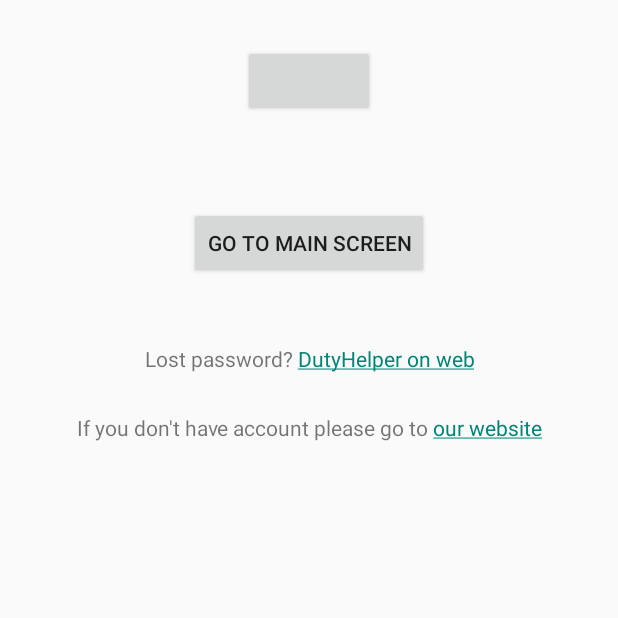
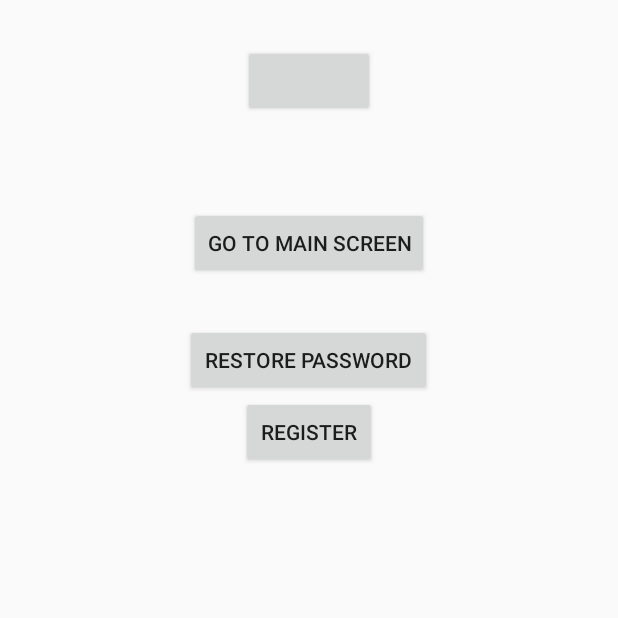
Before and after one commit to mariiaVoitenko/dutyHelperAndroid, an Android app: the screen it shows after launch (RPLoginActivity), on a phone screen of 412 x 824 dp, the top half of it. Run offline under Robolectric (Android 15) with nearby library versions, the phone set to English and light mode, and no system bars; libraries missing offline, so code that uses them is left out: com.facebook, com.facebook.login; plain views replace LoginButton; 9 statements that could not run were skipped.

```diff
--- a/app/src/main/java/com/voitenko/dutyhelper/ConstantsContainer.java
+++ b/app/src/main/java/com/voitenko/dutyhelper/ConstantsContainer.java
@@ -5,7 +5,9 @@ import android.os.Environment;
 public class ConstantsContainer {
     public static final String USER_ID = "userId";
     public static final String DUTY_ID = "dutyId";
-    public static final String ENDPOINT = /*"http://dutyhelper-mielientiev.rhcloud.com/"*/"http://10.0.3.2:8080";
+    public static final String ENDPOINT = "http://dutyhelper-mielientiev.rhcloud.com/";
+    public static final String RESTORE_PASSWORD_LINK = "http://dutyhelper-mielientiev.rhcloud.com/#/reset/request/";
+    public static final String REGISTER_LINK = "http://dutyhelper-mielientiev.rhcloud.com/#/register/";
     public static final String FILEPATH = Environment.getExternalStoragePublicDirectory(Environment.DIRECTORY_DOWNLOADS) + "/" + "email.txt";
     public static final String FILEPATH_ID = Environment.getExternalStoragePublicDirectory(Environment.DIRECTORY_DOWNLOADS) + "/" + "id.txt";
 
--- a/app/src/main/java/com/voitenko/dutyhelper/activities/MainActivity.java
+++ b/app/src/main/java/com/voitenko/dutyhelper/activities/MainActivity.java
@@ -85,8 +85,7 @@ public class MainActivity extends ActionBarActivity {
         mCreateDutyButton.setOnClickListener(new View.OnClickListener() {
             @Override
             public void onClick(View v) {
-                Intent create = new Intent(MainActivity.this, CreateDutyActivity.class);
-                startActivity(create);
+                startActivity(new Intent(MainActivity.this, CreateDutyActivity.class));
             }
         });
     }
--- a/app/src/main/java/com/voitenko/dutyhelper/activities/RPLoginActivity.java
+++ b/app/src/main/java/com/voitenko/dutyhelper/activities/RPLoginActivity.java
@@ -5,6 +5,7 @@ import android.content.Intent;
 import android.content.pm.PackageInfo;
 import android.content.pm.PackageManager;
 import android.content.pm.Signature;
+import android.net.Uri;
 import android.os.Bundle;
 import android.text.Html;
 import android.text.method.LinkMovementMethod;
@@ -44,6 +45,8 @@ public class RPLoginActivity extends Activity {
     //facebook callbacks manager
     private CallbackManager mCallbackManager;
     private Button mGoToMainButton;
+    private Button mRegisterButton;
+    private Button mRestorePasswordButton;
     private LoginButton mFbLoginButton;
 
     private FacebookCallback<LoginResult> mCallback = new FacebookCallback<LoginResult>() {
@@ -76,8 +79,19 @@ public class RPLoginActivity extends Activity {
         setContentView(R.layout.activity_login);
 
         mFbLoginButton = (LoginButton) findViewById(R.id.login_button);
+        mRegisterButton = (Button) findViewById(R.id.registrate);
+        mRestorePasswordButton = (Button) findViewById(R.id.lostpassword);
+
+        if (UserManager.isProfileValid(RPLoginActivity.this)) {
+            mRegisterButton.setVisibility(View.GONE);
+            mRestorePasswordButton.setVisibility(View.GONE);
+        }
+        else{
+            mRegisterButton.setVisibility(View.VISIBLE);
+            mRestorePasswordButton.setVisibility(View.VISIBLE);
+        }
+
         mFbLoginButton.setReadPermissions(Arrays.asList("public_profile, email, user_birthday, user_friends"));
-       // mFbLoginButton.registerCallback(mCallbackManager, mCallback);
         // Callback registration
         mFbLoginButton.registerCallback(mCallbackManager, new FacebookCallback<LoginResult>() {
             @Override
@@ -140,6 +154,24 @@ public class RPLoginActivity extends Activity {
             }
         });
 
+        mRegisterButton.setOnClickListener(new View.OnClickListener() {
+            @Override
+            public void onClick(View v) {
+                Uri uriUrl = Uri.parse(ConstantsContainer.REGISTER_LINK);
+                Intent launchBrowser = new Intent(Intent.ACTION_VIEW, uriUrl);
+                startActivity(launchBrowser);
+            }
+        });
+
+        mRestorePasswordButton.setOnClickListener(new View.OnClickListener() {
+            @Override
+            public void onClick(View v) {
+                Uri uriUrl = Uri.parse(ConstantsContainer.RESTORE_PASSWORD_LINK);
+                Intent launchBrowser = new Intent(Intent.ACTION_VIEW, uriUrl);
+                startActivity(launchBrowser);
+            }
+        });
+
     }
 
     @Override
--- a/app/src/main/res/layout/activity_login.xml
+++ b/app/src/main/res/layout/activity_login.xml
@@ -26,8 +26,8 @@
         android:layout_gravity="center_horizontal"
         android:layout_marginTop="30dp"
         android:layout_marginBottom="30dp" />
-    <TextView
-        android:id="@+id/txtLostpassword"
+    <Button
+        android:id="@+id/lostpassword"
         android:layout_width="wrap_content"
         android:layout_height="wrap_content"
         android:layout_gravity="center"
@@ -37,8 +37,8 @@
         android:text="@string/lostpassword"
         android:linksClickable="true"/>
 
-    <TextView
-        android:id="@+id/txtRegistrate"
+    <Button
+        android:id="@+id/registrate"
         android:layout_width="wrap_content"
         android:layout_height="wrap_content"
         android:layout_gravity="center"
--- a/app/src/main/res/values/strings.xml
+++ b/app/src/main/res/values/strings.xml
@@ -15,8 +15,8 @@
     <string name="action_home">Home</string>
     <string name="action_duties">Duties</string>
     <string name="action_emergency_duties">Urgent Duties</string>
-    <string name="lostpassword">Lost password? <a href="http://www.google.com">DutyHelper on web</a></string>
-    <string name="registrate">If you don\'t have account please go to <a href="http://www.google.com">our website</a></string>
+    <string name="lostpassword">Restore password</string>
+    <string name="registrate">Register</string>
     <string name="title_activity_duty">Duties</string>
     <string name="isDone">Done</string>
     <string name="isNotDone">Not done</string>
@@ -24,4 +24,5 @@
     <string name="title_activity_group_list">GroupListActivity</string>
     <string name="title_activity_create_duty">CreateDutyActivity</string>
     <string name="title_activity_duty_details">DutyDetailsActivity</string>
+    <string name="title_activity_create_duty_activity2">CreateDutyActivity2</string>
 </resources>
```
Also changed, not shown: app/src/main/java/com/voitenko/dutyhelper/activities/CreateDutyActivity.java (+7 -7 lines), app/src/main/java/com/voitenko/dutyhelper/activities/DutyDetailsActivity.java (+25 -10 lines), app/src/main/res/menu/menu_create_duty.xml (deleted, +0 -7 lines), app/src/main/res/menu/menu_duty_details.xml (deleted, +0 -7 lines).
